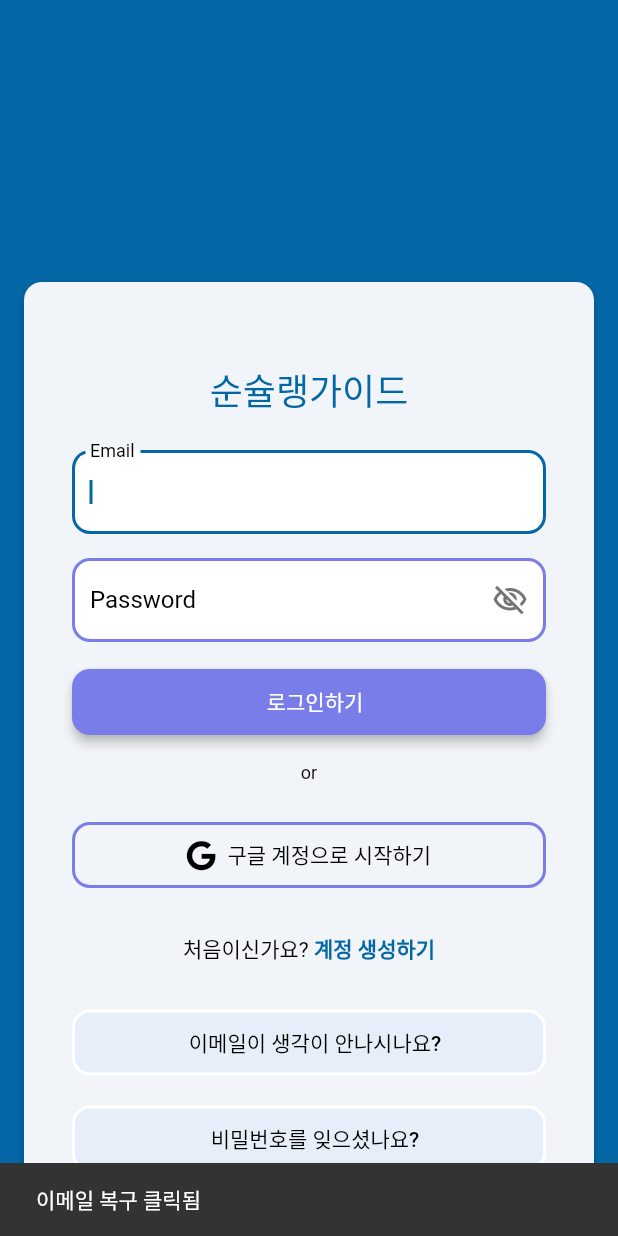
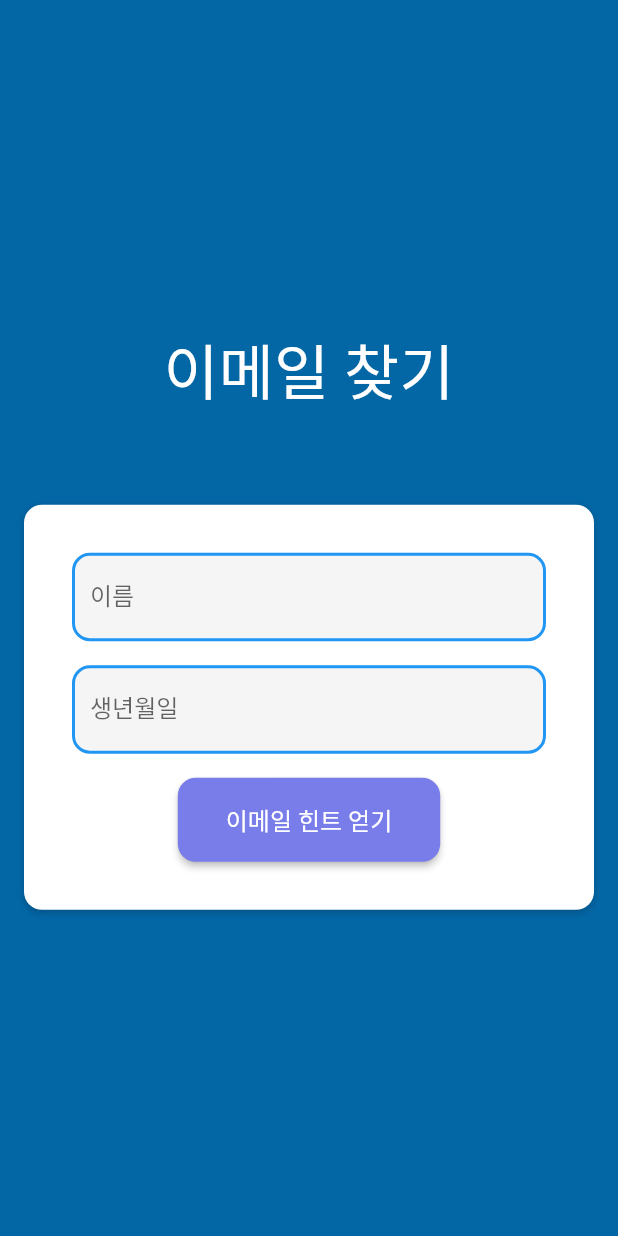
Before and after one commit to SummerToday/Soon-Sulleng-Guide-App, a Flutter app: the screen it shows after launch, after a tap on "이메일이 생각이 안나시나요?", on a phone screen of 412 x 824 dp. Run offline on Flutter 3.47's test engine with Material 2 defaults, Android fonts, the phone set to English and light mode, and no system bars; drawn by our look-alikes of flutter_animate; our stand-ins replace font_awesome_flutter; accounts and stored records are empty; Roboto replaces fonts that are missing (Yangjin).

Commit message:
이메일 찾기 화면 구현

```diff
--- /dev/null
+++ b/lib/Account/ForgotEmail.dart
@@ -0,0 +1,170 @@
+import 'package:flutter/material.dart';
+
+class ForgotEmail extends StatefulWidget {
+  const ForgotEmail({super.key});
+
+  @override
+  State<ForgotEmail> createState() => _ForgotEmailState();
+}
+
+class _ForgotEmailState extends State<ForgotEmail> {
+  final TextEditingController nameController = TextEditingController();
+  final TextEditingController birthDateController = TextEditingController();
+  String recoveredEmail = '';
+
+  @override
+  Widget build(BuildContext context) {
+    return Scaffold(
+      backgroundColor: const Color(0xFF0367A6),
+      body: Center(
+        child: Padding(
+          padding: const EdgeInsets.symmetric(horizontal: 16.0),
+          child: Column(
+            mainAxisSize: MainAxisSize.min,
+            children: [
+              Text(
+                '이메일 찾기',
+                style: TextStyle(
+                  fontFamily: 'Yangjin',
+                  color: Colors.white, // 제목을 검은색으로 설정
+                  fontSize: 40,
+                  letterSpacing: 0,
+                ),
+              ),
+              const SizedBox(height: 60), // 제목과 박스 사이의 간격
+              Container(
+                padding: const EdgeInsets.all(32),
+                decoration: BoxDecoration(
+                  color: Colors.white,
+                  borderRadius: BorderRadius.circular(12),
+                  boxShadow: const [
+                    BoxShadow(
+                      blurRadius: 4,
+                      color: Color(0x33000000),
+                      offset: Offset(0, 2),
+                    ),
+                  ],
+                ),
+                constraints: const BoxConstraints(
+                  maxWidth: 570,
+                ),
+                child: Column(
+                  mainAxisSize: MainAxisSize.min,
+                  crossAxisAlignment: CrossAxisAlignment.start,
+                  children: [
+                    TextFormField(
+                      controller: nameController,
+                      decoration: InputDecoration(
+                        labelText: '이름',
+                        labelStyle: const TextStyle(
+                          fontFamily: 'Yangjin',
+                          letterSpacing: 0,
+                        ),
+                        enabledBorder: OutlineInputBorder(
+                          borderSide: BorderSide(
+                            color: Theme.of(context).colorScheme.secondary,
+                            width: 2,
+                          ),
+                          borderRadius: BorderRadius.circular(12),
+                        ),
+                        focusedBorder: OutlineInputBorder(
+                          borderSide: BorderSide(
+                            color: Theme.of(context).primaryColor,
+                            width: 2,
+                          ),
+                          borderRadius: BorderRadius.circular(12),
+                        ),
+                        filled: true,
+                        fillColor:
+                        Theme.of(context).inputDecorationTheme.fillColor,
+                      ),
+                      style: const TextStyle(
+                        fontFamily: 'Yangjin',
+                        letterSpacing: 0,
+                      ),
+                      cursorColor: Theme.of(context).primaryColor,
+                    ),
+                    const SizedBox(height: 16),
+                    TextFormField(
+                      controller: birthDateController,
+                      decoration: InputDecoration(
+                        labelText: '생년월일',
+                        labelStyle: const TextStyle(
+                          fontFamily: 'Yangjin',
+                          letterSpacing: 0,
+                        ),
+                        enabledBorder: OutlineInputBorder(
+                          borderSide: BorderSide(
+                            color: Theme.of(context).colorScheme.secondary,
+                            width: 2,
+                          ),
+                          borderRadius: BorderRadius.circular(12),
+                        ),
+                        focusedBorder: OutlineInputBorder(
+                          borderSide: BorderSide(
+                            color: Theme.of(context).primaryColor,
+                            width: 2,
+                          ),
+                          borderRadius: BorderRadius.circular(12),
+                        ),
+                        filled: true,
+                        fillColor:
+                        Theme.of(context).inputDecorationTheme.fillColor,
+                      ),
+                      style: const TextStyle(
+                        fontFamily: 'Yangjin',
+                        letterSpacing: 0,
+                      ),
+                      cursorColor: Theme.of(context).primaryColor,
+                    ),
+                    const SizedBox(height: 16),
+                    Center(
+                      child: ElevatedButton(
+                        onPressed: () {
+                          setState(() {
+                            // 이메일 복구 로직 추가
+                            recoveredEmail = 'example@example.com';
+                          });
+                        },
+                        style: ElevatedButton.styleFrom(
+                          primary: const Color(0xFF787DEA),
+                          padding: const EdgeInsets.symmetric(
+                              horizontal: 32, vertical: 16),
+                          shape: RoundedRectangleBorder(
+                            borderRadius: BorderRadius.circular(12),
+                          ),
+                        ),
+                        child: Text(
+                          '이메일 힌트 얻기',
+                          style:
+                          Theme.of(context).textTheme.titleMedium?.copyWith(
+                            fontFamily: 'Yangjin',
+                            letterSpacing: 0,
+                            color: Colors.white,
+                          ),
+                        ),
+                      ),
+                    ),
+                    if (recoveredEmail.isNotEmpty) ...[
+                      const SizedBox(height: 16),
+                      Center(
+                        child: Text(
+                          '이메일 힌트: $recoveredEmail',
+                          style: TextStyle(
+                            fontFamily: 'Yangjin',
+                            color: Theme.of(context).primaryColor,
+                            fontSize: 16,
+                          ),
+                        ),
+                      ),
+                    ],
+                  ],
+                ),
+              ),
+            ],
+          ),
+        ),
+      ),
+    );
+  }
+}
--- a/lib/Account/login.dart
+++ b/lib/Account/login.dart
@@ -7,6 +7,7 @@ import 'flutter_flow_widgets.dart';
 import 'flutter_flow_animations.dart';
 import 'create.dart';
 import 'forgotPassword.dart';
+import 'ForgotEmail.dart';
 
 class LoginWidget extends StatefulWidget {
   const LoginWidget({super.key});
@@ -396,10 +397,12 @@ class _LoginWidgetState extends State<LoginWidget>
                               padding: EdgeInsetsDirectional.fromSTEB(0, 16, 0, 0),
                               child: FFButtonWidget(
                                 onPressed: () async {
-                                  // Email recovery page로 이동
-                                  // 추후에 email recovery 관련 페이지를 연결해야 합니다.
-                                  ScaffoldMessenger.of(context).showSnackBar(
-                                    SnackBar(content: Text('이메일 복구 클릭됨')),
+                                  // ForgotEmail 페이지로 이동
+                                  Navigator.push(
+                                    context,
+                                    MaterialPageRoute(
+                                      builder: (context) => const ForgotEmail(),
+                                    ),
                                   );
                                 },
                                 text: '이메일이 생각이 안나시나요?',
@@ -422,6 +425,7 @@ class _LoginWidgetState extends State<LoginWidget>
                                 ),
                               ),
                             ),
+
                             Padding(
                               padding: EdgeInsetsDirectional.fromSTEB(0, 16, 0, 0),
                               child: FFButtonWidget(
```
